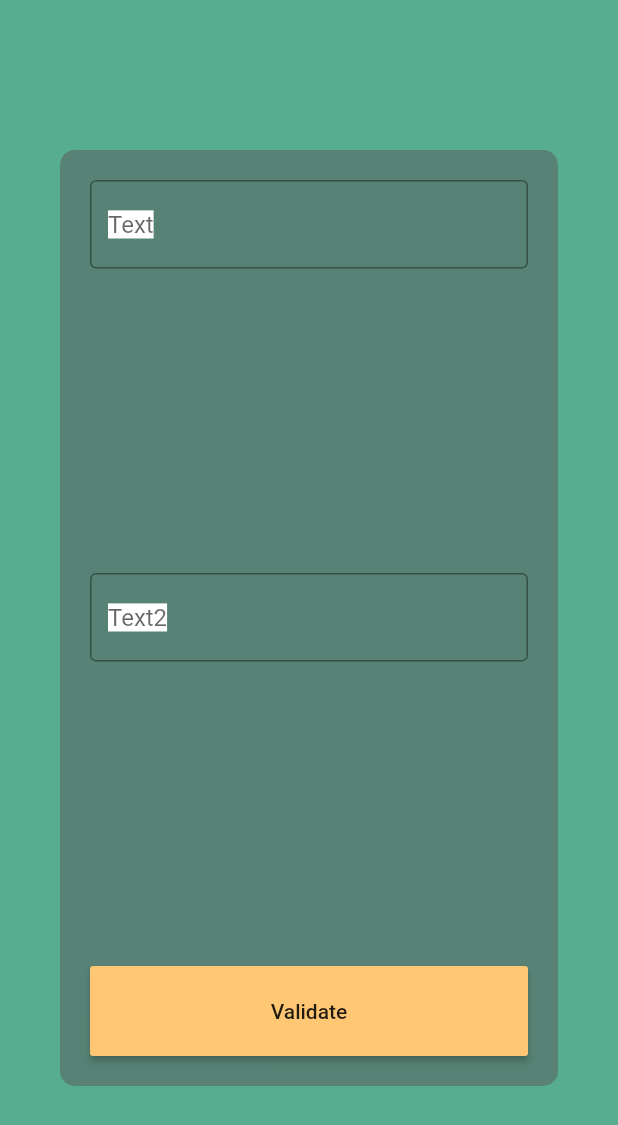
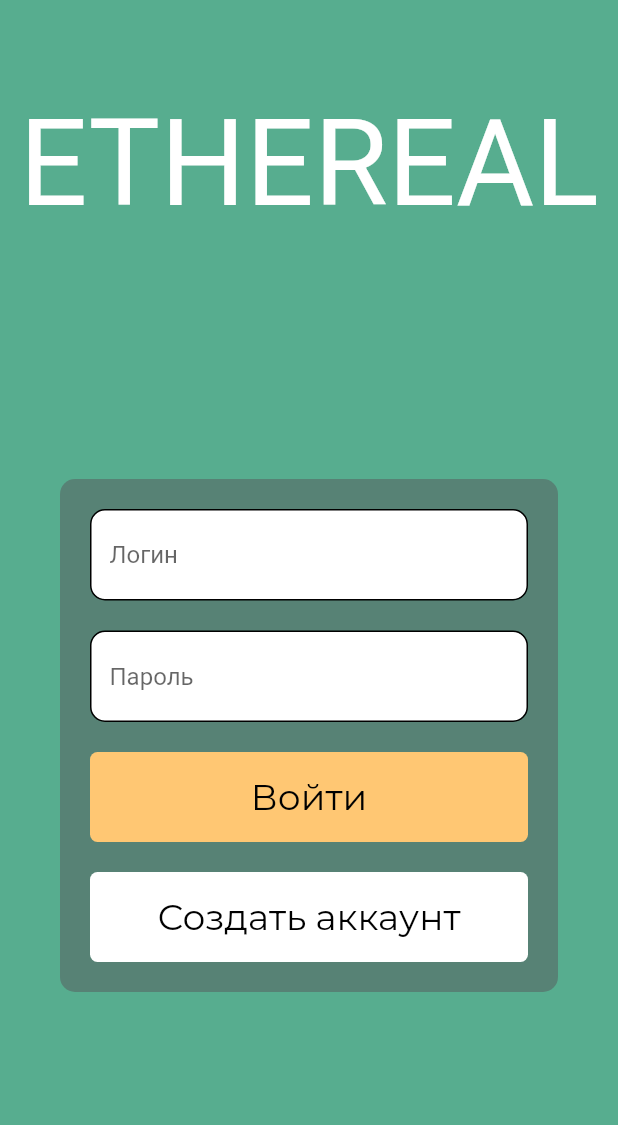
Before and after one commit to 06ED/ethereal_mobile_app, a Flutter app: the screen it shows after launch, on a phone screen of 412 x 824 dp. Shown: the top 1125 px of the screen. Run offline on Flutter 3.47's test engine with Material 2 defaults, Android fonts, the phone set to English and light mode, and no system bars; project files that could hold a hidden picture were left out.

Commit message:
Created login window

```diff
--- a/lib/main.dart
+++ b/lib/main.dart
@@ -16,24 +16,35 @@ class _MainState extends State<Main> {
     return MaterialApp(
       home: Scaffold(
         backgroundColor: const Color.fromARGB(255, 87, 173, 143),
-        body: Container(
+        body: Column(
+          mainAxisAlignment: MainAxisAlignment.spaceEvenly,
+          children: [
+            const Text("ETHEREAL",
+              style: TextStyle(
+                color: Colors.white,
+                fontSize: 80,
+              ),
+            ),
+            Container(
               decoration: const BoxDecoration(
                   borderRadius: BorderRadius.all(Radius.circular(10)),
                   color: Color.fromARGB(255, 87, 130, 117)
               ),
-          margin: const EdgeInsets.symmetric(
-            vertical: 100,
-            horizontal: 40
-          ),
+              margin: const EdgeInsets.symmetric(vertical: 100, horizontal: 40),
               padding: const EdgeInsets.all(20),
               child: Column(
-            mainAxisAlignment: MainAxisAlignment.spaceBetween,
-            children:  const [
-              InputFormField("Text"),
-              InputFormField("Text2"),
-              ValidateFormButton("Validate")
+                children: const [
+                  InputFormField("Логин"),
+                  Padding(padding: EdgeInsets.all(10)),
+                  InputFormField("Пароль"),
+                  Padding(padding: EdgeInsets.all(10)),
+                  ValidateFormButton("Войти", Color.fromARGB(255, 255, 199, 115)),
+                  Padding(padding: EdgeInsets.all(10)),
+                  ValidateFormButton("Создать аккаунт", Colors.white)
                 ],
               ),
+            ),
+          ],
         ),
       ),
     );
--- a/lib/widgets/form.dart
+++ b/lib/widgets/form.dart
@@ -14,15 +14,19 @@ class _InputFormFieldState extends State<InputFormField> {
   Widget build(BuildContext context) {
     return Container(
       decoration: BoxDecoration(
-        borderRadius: BorderRadius.circular(10),
+        color: const Color.fromARGB(255, 255, 255, 255),
+        borderRadius: const BorderRadius.all(Radius.circular(10)),
+        border: Border.all(
+          color: Colors.black,
+        ),
       ),
       child: TextFormField(
+        style: const TextStyle(
+          color: Color.fromARGB(255, 255, 255, 255),
+        ),
         decoration: InputDecoration(
-          border: const OutlineInputBorder(),
+          border: const OutlineInputBorder(borderSide: BorderSide.none),
           hintText: widget.text,
-        ),
-        style: const TextStyle(
-          backgroundColor: Color.fromARGB(255, 255, 255, 255),
         ),
       ),
     );
@@ -31,8 +35,9 @@ class _InputFormFieldState extends State<InputFormField> {
 
 class ValidateFormButton extends StatefulWidget {
   final String text;
+  final Color color;
 
-  const ValidateFormButton(this.text, {super.key});
+  const ValidateFormButton(this.text, this.color, {super.key});
 
   @override
   State<ValidateFormButton> createState() => _ValidateFormButtonState();
@@ -41,19 +46,22 @@ class ValidateFormButton extends StatefulWidget {
 class _ValidateFormButtonState extends State<ValidateFormButton> {
   @override
   Widget build(BuildContext context) {
-    return ButtonTheme(
+    return SizedBox(
       height: 60,
-      minWidth: 400,
-      child: MaterialButton(
-        color: const Color.fromARGB(255, 255, 199, 115),
-        hoverColor: const Color.fromARGB(255, 255, 178, 64),
+      width: 400,
+      child: TextButton(
+        // hoverColor: const Color.fromARGB(255, 255, 178, 64),
+        style: TextButton.styleFrom(
+          backgroundColor: widget.color,
+          shape: RoundedRectangleBorder(
+            borderRadius: BorderRadius.circular(5),
+          ),
+        ),
         onPressed: () {},
         child: Text(
           widget.text,
           style: const TextStyle(
-            fontFamily: "Montserrat",
-            fontSize: 14
-          ),
+              fontFamily: "Montserrat", fontSize: 24, color: Colors.black),
         ),
       ),
     );
```
Also changed, not shown: pubspec.yaml (+7 -8 lines). Lines whose indentation alone changed are shown as unchanged.
